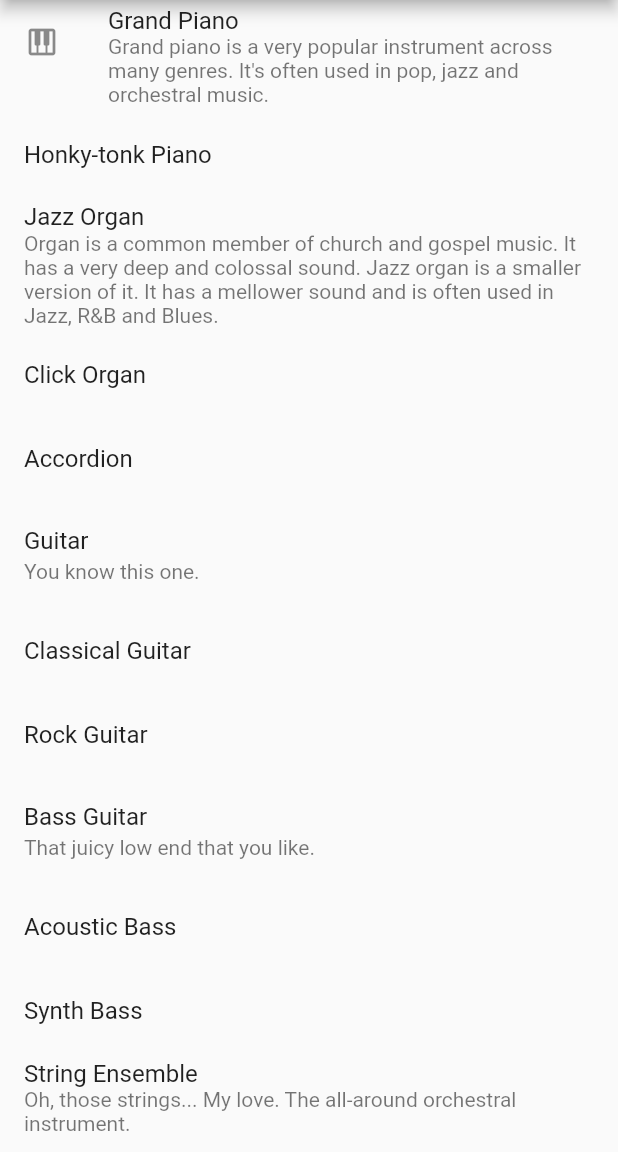
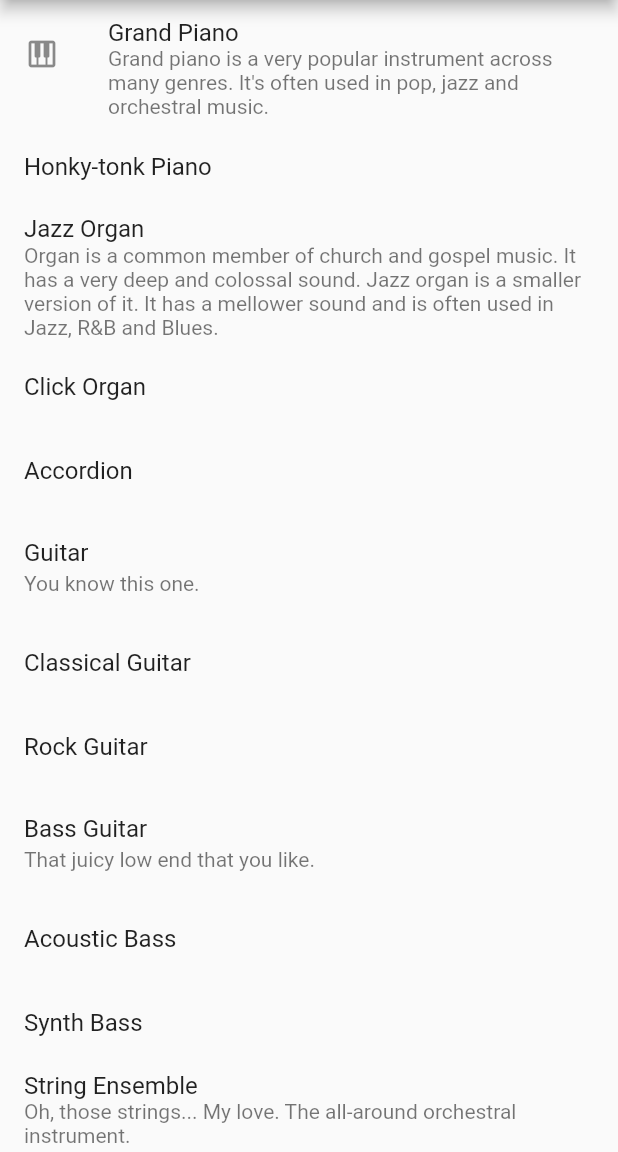
Before and after one commit to VovaOatMeal/La_Lista, a Flutter app: the screen it shows after launch, on a phone screen of 412 x 824 dp, the part 84-1236 px from its top. Run offline on Flutter 3.47's test engine with Material 2 defaults, Android fonts, the phone set to English and light mode, and no system bars.

Commit message:
Updated to v.1.0.3

```diff
--- a/lib/routes/standard_listview_page.dart
+++ b/lib/routes/standard_listview_page.dart
@@ -40,8 +40,15 @@ class _StandardListViewPageState extends State<StandardListViewPage> {
       body: ListView.builder(
         itemCount: moreData.length,
         itemBuilder: (context, index) {
-          return StandardTile.tileBuilder(
-              moreData[index], _openDetails);
+          if (index == 0) {
+            return Padding(
+              padding: const EdgeInsets.only(
+                top: 8.0,
+              ),
+              child: StandardTile.tileBuilder(moreData[index], _openDetails),
+            );
+          }
+          return StandardTile.tileBuilder(moreData[index], _openDetails);
         },
       ),
     );
--- a/pubspec.yaml
+++ b/pubspec.yaml
@@ -15,7 +15,7 @@ publish_to: 'none' # Remove this line if you wish to publish to pub.dev
 # In iOS, build-name is used as CFBundleShortVersionString while build-number used as CFBundleVersion.
 # Read more about iOS versioning at
 # https://developer.apple.com/library/archive/documentation/General/Reference/InfoPlistKeyReference/Articles/CoreFoundationKeys.html
-version: 1.0.2+1
+version: 1.0.3+1
 
 environment:
   sdk: ">=2.17.5 <3.0.0"
```
Also changed, not shown: lib/main.dart (+8 -2 lines), 1 other file.
